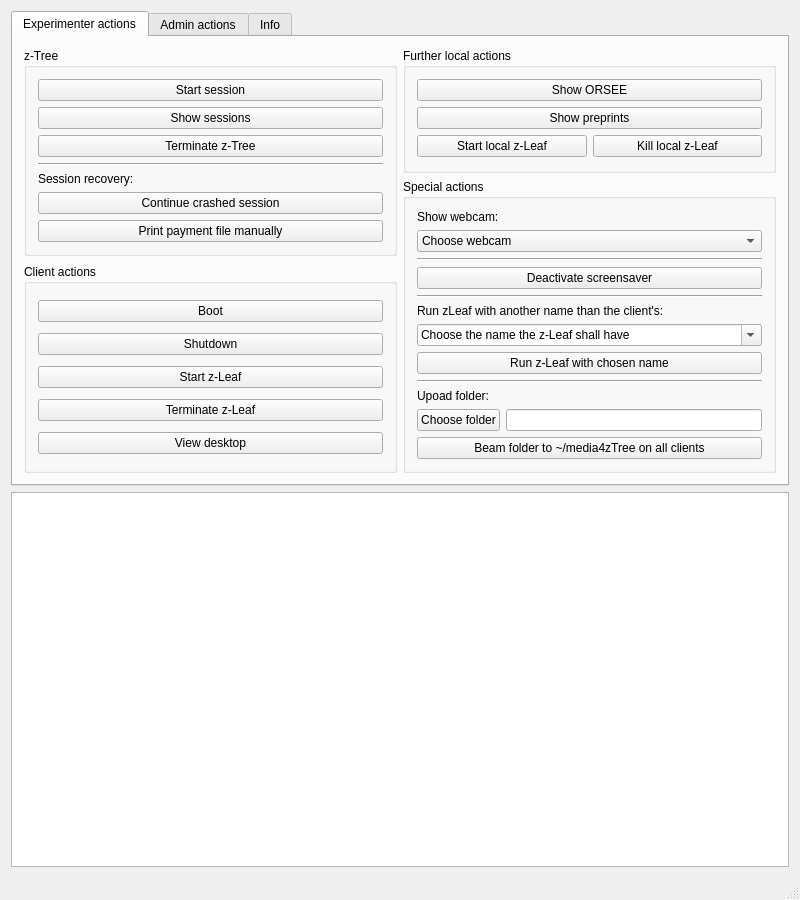
Above: src/mainwindow.ui from tobiaswee/Labcontrol before the change. Below: the same form after it.
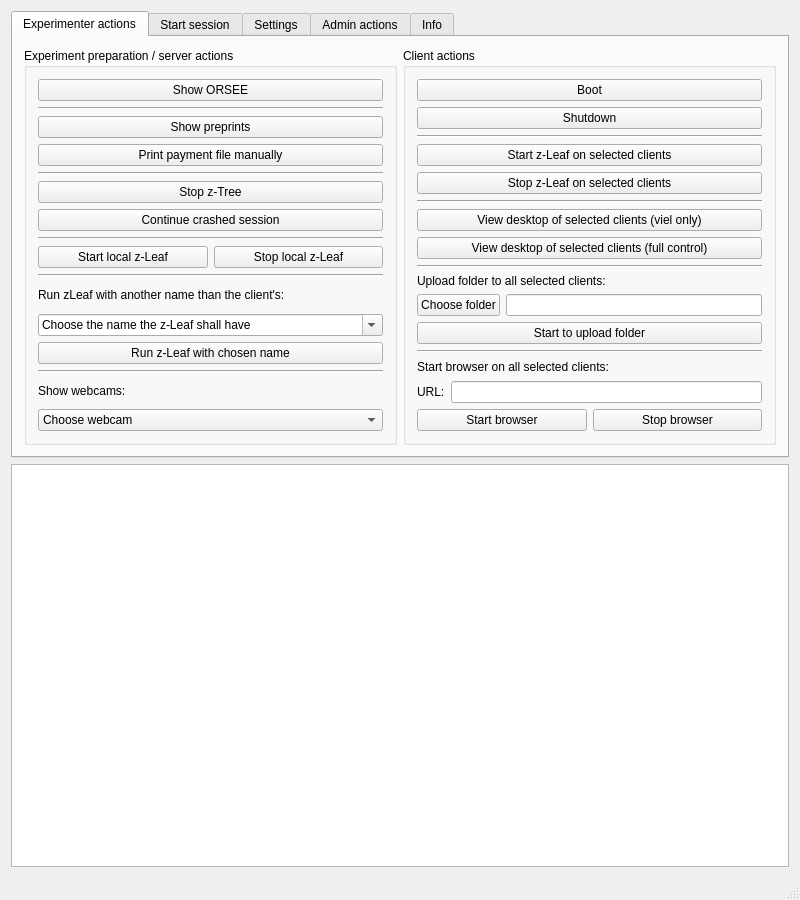
That is the form after the change. Icons and pictures are not drawn.

The edit to the form file:
```diff
--- a/src/mainwindow.ui
+++ b/src/mainwindow.ui
@@ -40,155 +40,10 @@
        <layout class="QHBoxLayout" name="HLExperimenterTab" stretch="1,1">
         <item>
          <layout class="QVBoxLayout" name="VLzTreeClientActions">
-          <item alignment="Qt::AlignTop">
-           <widget class="QGroupBox" name="GBzTree">
-            <property name="sizePolicy">
-             <sizepolicy hsizetype="Preferred" vsizetype="Preferred">
-              <horstretch>0</horstretch>
-              <verstretch>0</verstretch>
-             </sizepolicy>
-            </property>
-            <property name="title">
-             <string>z-Tree</string>
-            </property>
-            <property name="flat">
-             <bool>false</bool>
-            </property>
-            <layout class="QVBoxLayout" name="verticalLayout_4" stretch="0,0,0,0,0,0,0">
-             <item>
-              <widget class="QPushButton" name="PBStartSession">
-               <property name="toolTip">
-                <string>Start a new session. A new window will be opened to enter all required parameters.</string>
-               </property>
-               <property name="text">
-                <string>Start session</string>
-               </property>
-              </widget>
-             </item>
-             <item>
-              <widget class="QPushButton" name="PBShowSessions">
-               <property name="enabled">
-                <bool>true</bool>
-               </property>
-               <property name="text">
-                <string>Show sessions</string>
-               </property>
-              </widget>
-             </item>
-             <item>
-              <widget class="QPushButton" name="PBKillzTree">
-               <property name="toolTip">
-                <string>Kill all local z-Tree instances</string>
-               </property>
-               <property name="text">
-                <string>Terminate z-Tree</string>
-               </property>
-              </widget>
-             </item>
-             <item>
-              <widget class="Line" name="line_4">
-               <property name="orientation">
-                <enum>Qt::Horizontal</enum>
-               </property>
-              </widget>
-             </item>
-             <item>
-              <widget class="QLabel" name="label">
-               <property name="text">
-                <string>Session recovery:</string>
-               </property>
-              </widget>
-             </item>
-             <item>
-              <widget class="QPushButton" name="PBrestartCrashedSession">
-               <property name="text">
-                <string>Continue crashed session</string>
-               </property>
-              </widget>
-             </item>
-             <item>
-              <widget class="QPushButton" name="PBPrintPaymentFileManually">
-               <property name="toolTip">
-                <string>Choose a payment file manually, which will then be printed.</string>
-               </property>
-               <property name="text">
-                <string>Print payment file manually</string>
-               </property>
-              </widget>
-             </item>
-            </layout>
-           </widget>
-          </item>
           <item>
-           <widget class="QGroupBox" name="GBClientActions">
+           <widget class="QGroupBox" name="GBLocalActions">
             <property name="title">
-             <string>Client actions</string>
-            </property>
-            <layout class="QVBoxLayout" name="verticalLayout">
-             <item>
-              <widget class="QPushButton" name="PBBoot">
-               <property name="toolTip">
-                <string>Boots the selected clients.</string>
-               </property>
-               <property name="text">
-                <string>Boot</string>
-               </property>
-              </widget>
-             </item>
-             <item>
-              <widget class="QPushButton" name="PBShutdown">
-               <property name="toolTip">
-                <string>Turns off the selected clients.</string>
-               </property>
-               <property name="text">
-                <string>Shutdown</string>
-               </property>
-              </widget>
-             </item>
-             <item>
-              <widget class="QPushButton" name="PBStartzLeaf">
-               <property name="toolTip">
-                <string>Starts zLeaf on the selected clients with the port given in the 'zTree' groupbox.</string>
-               </property>
-               <property name="text">
-                <string>Start z-Leaf</string>
-               </property>
-              </widget>
-             </item>
-             <item>
-              <widget class="QPushButton" name="PBKillzLeaf">
-               <property name="toolTip">
-                <string>Kills zLeaf on all selected clients.</string>
-               </property>
-               <property name="text">
-                <string>Terminate z-Leaf</string>
-               </property>
-              </widget>
-             </item>
-             <item>
-              <widget class="QPushButton" name="PBViewDesktop">
-               <property name="toolTip">
-                <string>Shows the desktop of the selected clients.</string>
-               </property>
-               <property name="text">
-                <string>View desktop</string>
-               </property>
-              </widget>
-             </item>
-            </layout>
-           </widget>
-          </item>
-         </layout>
-        </item>
-        <item>
-         <layout class="QVBoxLayout" name="VLFurtherSpecialActions">
-          <property name="spacing">
-           <number>6</number>
-          </property>
-          <item>
-           <widget class="QGroupBox" name="GBFurtherLocalActions">
-            <property name="title">
-             <string>Further local actions</string>
+             <string>Experiment preparation / server actions</string>
             </property>
             <layout class="QVBoxLayout" name="verticalLayout_3">
              <item>
@@ -198,6 +53,13 @@
                </property>
               </widget>
              </item>
+             <item>
+              <widget class="Line" name="line">
+               <property name="orientation">
+                <enum>Qt::Horizontal</enum>
+               </property>
+              </widget>
+             </item>
              <item>
               <widget class="QPushButton" name="PBShowPreprints">
                <property name="text">
@@ -205,6 +67,47 @@
                </property>
               </widget>
              </item>
+             <item>
+              <widget class="QPushButton" name="PBPrintPaymentFileManually">
+               <property name="toolTip">
+                <string>Choose a payment file manually, which will then be printed.</string>
+               </property>
+               <property name="text">
+                <string>Print payment file manually</string>
+               </property>
+              </widget>
+             </item>
+             <item>
+              <widget class="Line" name="line_2">
+               <property name="orientation">
+                <enum>Qt::Horizontal</enum>
+               </property>
+              </widget>
+             </item>
+             <item>
+              <widget class="QPushButton" name="PBKillzTree">
+               <property name="toolTip">
+                <string>Stop all local z-Tree instances</string>
+               </property>
+               <property name="text">
+                <string>Stop z-Tree</string>
+               </property>
+              </widget>
+             </item>
+             <item>
+              <widget class="QPushButton" name="PBrestartCrashedSession">
+               <property name="text">
+                <string>Continue crashed session</string>
+               </property>
+              </widget>
+             </item>
+             <item>
+              <widget class="Line" name="line_4">
+               <property name="orientation">
+                <enum>Qt::Horizontal</enum>
+               </property>
+              </widget>
+             </item>
              <item>
               <layout class="QHBoxLayout" name="HLLocalzLeaf">
                <item>
@@ -217,56 +120,14 @@
                <item>
                 <widget class="QPushButton" name="PBKillLocalzLeaf">
                  <property name="text">
-                  <string>Kill local z-Leaf</string>
+                  <string>Stop local z-Leaf</string>
                  </property>
                 </widget>
                </item>
               </layout>
              </item>
-            </layout>
-           </widget>
-          </item>
-          <item>
-           <widget class="QGroupBox" name="GBSpecialActions">
-            <property name="title">
-             <string>Special actions</string>
-            </property>
-            <layout class="QVBoxLayout" name="verticalLayout_5">
              <item>
-              <widget class="QLabel" name="LWebcamChooser">
-               <property name="text">
-                <string>Show webcam:</string>
-               </property>
-              </widget>
-             </item>
-             <item>
-              <widget class="QComboBox" name="CBWebcamChooser">
-               <item>
-                <property name="text">
-                 <string>Choose webcam</string>
-                </property>
-               </item>
-              </widget>
-             </item>
-             <item>
-              <widget class="Line" name="line">
-               <property name="orientation">
-                <enum>Qt::Horizontal</enum>
-               </property>
-              </widget>
-             </item>
-             <item>
-              <widget class="QPushButton" name="PBDeactivateScreensaver">
-               <property name="toolTip">
-                <string>Deactivates the screensavers on the selected clients.</string>
-               </property>
-               <property name="text">
-                <string>Deactivate screensaver</string>
-               </property>
-              </widget>
-             </item>
-             <item>
-              <widget class="Line" name="line_2">
+              <widget class="Line" name="line_3">
                <property name="orientation">
                 <enum>Qt::Horizontal</enum>
                </property>
@@ -317,43 +178,206 @@
               </widget>
              </item>
              <item>
-              <widget class="Line" name="line_3">
+              <widget class="Line" name="line_5">
                <property name="orientation">
                 <enum>Qt::Horizontal</enum>
                </property>
               </widget>
              </item>
              <item>
-              <widget class="QLabel" name="LUploadFolder">
+              <widget class="QLabel" name="LWebcamChooser">
                <property name="text">
-                <string>Upoad folder:</string>
+                <string>Show webcams:</string>
                </property>
               </widget>
              </item>
              <item>
-              <layout class="QVBoxLayout" name="VLFileBeamer">
+              <widget class="QComboBox" name="CBWebcamChooser">
                <item>
-                <layout class="QHBoxLayout" name="HLFileChooser">
+                <property name="text">
+                 <string>Choose webcam</string>
+                </property>
+               </item>
+              </widget>
+             </item>
+            </layout>
+           </widget>
+          </item>
+         </layout>
+        </item>
+        <item>
+         <layout class="QVBoxLayout" name="VLFurtherSpecialActions">
+          <property name="spacing">
+           <number>6</number>
+          </property>
+          <item>
+           <widget class="QGroupBox" name="GBClientActions">
+            <property name="title">
+             <string>Client actions</string>
+            </property>
+            <layout class="QVBoxLayout" name="verticalLayout_5">
+             <item>
+              <widget class="QPushButton" name="PBBoot">
+               <property name="toolTip">
+                <string>Boots the selected clients.</string>
+               </property>
+               <property name="text">
+                <string>Boot</string>
+               </property>
+              </widget>
+             </item>
+             <item>
+              <widget class="QPushButton" name="PBShutdown">
+               <property name="toolTip">
+                <string>Turns off the selected clients.</string>
+               </property>
+               <property name="text">
+                <string>Shutdown</string>
+               </property>
+              </widget>
+             </item>
+             <item>
+              <widget class="Line" name="line_6">
+               <property name="orientation">
+                <enum>Qt::Horizontal</enum>
+               </property>
+              </widget>
+             </item>
+             <item>
+              <widget class="QPushButton" name="PBStartzLeaf">
+               <property name="toolTip">
+                <string>Starts zLeaf on the selected clients with the port given in the 'zTree' groupbox.</string>
+               </property>
+               <property name="text">
+                <string>Start z-Leaf on selected clients</string>
+               </property>
+              </widget>
+             </item>
+             <item>
+              <widget class="QPushButton" name="PBKillzLeaf">
+               <property name="toolTip">
+                <string>Stops zLeaf on all selected clients</string>
+               </property>
+               <property name="text">
+                <string>Stop z-Leaf on selected clients</string>
+               </property>
+              </widget>
+             </item>
+             <item>
+              <widget class="Line" name="line_7">
+               <property name="orientation">
+                <enum>Qt::Horizontal</enum>
+               </property>
+              </widget>
+             </item>
+             <item>
+              <widget class="QPushButton" name="PBViewDesktopViewOnly">
+               <property name="toolTip">
+                <string>Shows the desktop of the selected clients.</string>
+               </property>
+               <property name="text">
+                <string>View desktop of selected clients (viel only)</string>
+               </property>
+              </widget>
+             </item>
+             <item>
+              <widget class="QPushButton" name="PBViewDesktopFullControl">
+               <property name="text">
+                <string>View desktop of selected clients (full control)</string>
+               </property>
+              </widget>
+             </item>
+             <item>
+              <widget class="Line" name="line_8">
+               <property name="orientation">
+                <enum>Qt::Horizontal</enum>
+               </property>
+              </widget>
+             </item>
+             <item>
+              <layout class="QHBoxLayout" name="HLFileChooser">
+               <item>
+                <layout class="QVBoxLayout" name="verticalLayout">
                  <item>
-                  <widget class="QPushButton" name="PBChooseFile">
+                  <widget class="QLabel" name="label">
                    <property name="text">
-                    <string>Choose folder</string>
+                    <string>Upload folder to all selected clients:</string>
+                   </property>
+                   <property name="alignment">
+                    <set>Qt::AlignBottom|Qt::AlignLeading|Qt::AlignLeft</set>
                    </property>
                   </widget>
                  </item>
                  <item>
-                  <widget class="QLineEdit" name="LEFilePath">
-                   <property name="readOnly">
-                    <bool>true</bool>
+                  <layout class="QHBoxLayout" name="horizontalLayout_2">
+                   <item>
+                    <widget class="QPushButton" name="PBChooseFile">
+                     <property name="text">
+                      <string>Choose folder</string>
+                     </property>
+                    </widget>
+                   </item>
+                   <item>
+                    <widget class="QLineEdit" name="LEFilePath">
+                     <property name="readOnly">
+                      <bool>true</bool>
+                     </property>
+                    </widget>
+                   </item>
+                  </layout>
+                 </item>
+                 <item>
+                  <widget class="QPushButton" name="PBBeamFile">
+                   <property name="text">
+                    <string>Start to upload folder</string>
                    </property>
                   </widget>
                  </item>
                 </layout>
                </item>
+              </layout>
+             </item>
+             <item>
+              <widget class="Line" name="line_9">
+               <property name="orientation">
+                <enum>Qt::Horizontal</enum>
+               </property>
+              </widget>
+             </item>
+             <item>
+              <widget class="QLabel" name="LStartBrowser">
+               <property name="text">
+                <string>Start browser on all selected clients:</string>
+               </property>
+              </widget>
+             </item>
+             <item>
+              <layout class="QHBoxLayout" name="horizontalLayout">
                <item>
-                <widget class="QPushButton" name="PBBeamFile">
+                <widget class="QLabel" name="LURL">
                  <property name="text">
-                  <string>Beam folder to ~/media4zTree on all clients</string>
+                  <string>URL:</string>
+                 </property>
+                </widget>
+               </item>
+               <item>
+                <widget class="QLineEdit" name="lineEdit"/>
+               </item>
+              </layout>
+             </item>
+             <item>
+              <layout class="QHBoxLayout" name="horizontalLayout_4">
+               <item>
+                <widget class="QPushButton" name="pushButton">
+                 <property name="text">
+                  <string>Start browser</string>
+                 </property>
+                </widget>
+               </item>
+               <item>
+                <widget class="QPushButton" name="pushButton_2">
+                 <property name="text">
+                  <string>Stop browser</string>
                  </property>
                 </widget>
                </item>
@@ -366,6 +390,30 @@
         </item>
        </layout>
       </widget>
+      <widget class="QWidget" name="TSessionStart">
+       <property name="enabled">
+        <bool>true</bool>
+       </property>
+       <attribute name="title">
+        <string>Start session</string>
+       </attribute>
+       <widget class="QWidget" name="verticalLayoutWidget_2">
+        <property name="geometry">
+         <rect>
+          <x>9</x>
+          <y>9</y>
+          <width>761</width>
+          <height>411</height>
+         </rect>
+        </property>
+        <layout class="QVBoxLayout" name="verticalLayout_2"/>
+       </widget>
+      </widget>
+      <widget class="QWidget" name="tab">
+       <attribute name="title">
+        <string>Settings</string>
+       </attribute>
+      </widget>
       <widget class="QWidget" name="TAdminActions">
        <property name="enabled">
         <bool>false</bool>
@@ -507,6 +555,9 @@
     </item>
     <item>
      <widget class="QTableView" name="TVClients">
+      <property name="enabled">
+       <bool>true</bool>
+      </property>
       <property name="minimumSize">
        <size>
         <width>0</width>
```
